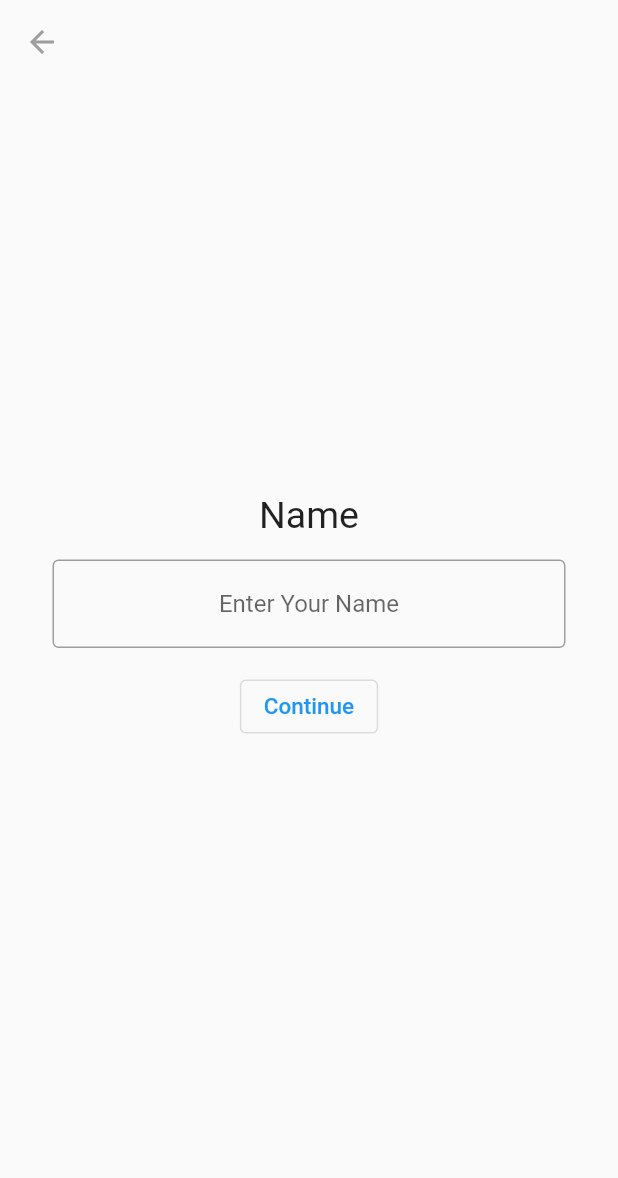
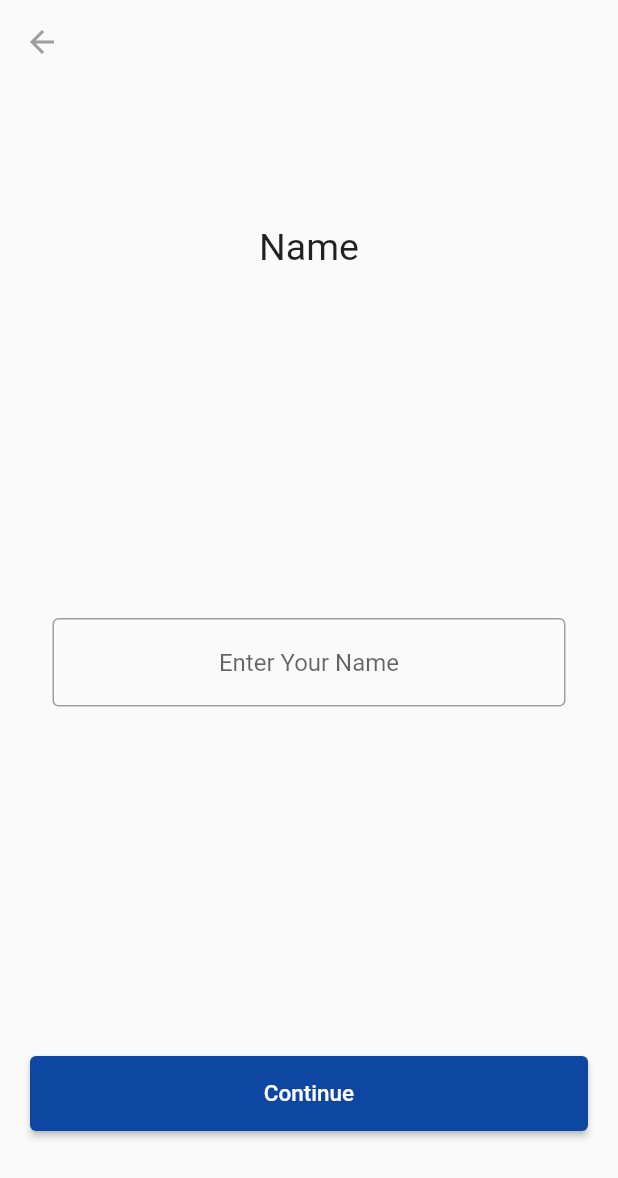
Before and after one commit to yavuzyal/fitness_app, a Flutter app: the Register3 screen opened directly, on a phone screen of 412 x 824 dp. Shown: the top 1178 px of the screen. Run offline on Flutter 3.47's test engine with Material 2 defaults, Android fonts, the phone set to English and light mode, and no system bars; our stand-ins replace dots_indicator, firebase_core, numberpicker; missing offline and left inert: flutter_walkthrough_screen; accounts and stored records are empty.

Commit message:
Update register3.dart

```diff
--- a/lib/register3.dart
+++ b/lib/register3.dart
@@ -31,7 +31,9 @@ class _Register3State extends State<Register3> {
       body: Column(
         mainAxisAlignment: MainAxisAlignment.center,
         children: [
+          SizedBox(height: 150,),
           Text('Name', style: TextStyle(fontSize: 25),),
+          Spacer(),
           Form(
             key: _formKey,
             child: Padding(
@@ -59,13 +61,24 @@ class _Register3State extends State<Register3> {
               ),
             ),
           ),
-          OutlinedButton(
-              onPressed: (){
-                if(_formKey.currentState!.validate()){
-                  //print('oldu');
-                }
-              },
-              child: Text('Continue', style: TextStyle(fontSize: 15,),)),
+          Spacer(),
+          Padding(
+            padding: EdgeInsets.symmetric(horizontal: 20,),
+            child: ElevatedButton(
+                style: ElevatedButton.styleFrom(
+                  primary: Colors.blue[900],
+                  minimumSize: Size.fromHeight(50),
+                ),
+                onPressed: (){
+                  if(_formKey.currentState!.validate()){
+                    //print('oldu');
+                  }
+                },
+                child: Text('Continue', style: TextStyle(fontSize: 15,),
+                )
+            ),
+          ),
+          SizedBox(height: 70,),
         ],
       ),
     );
```
